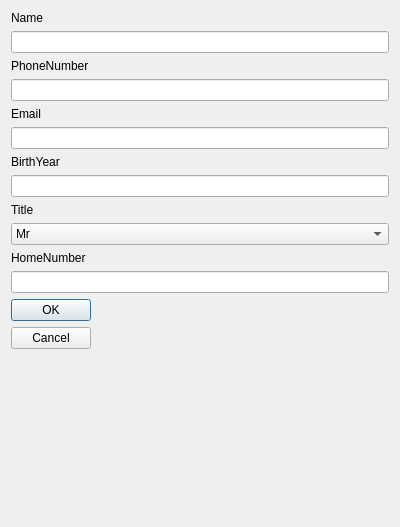
Qt form FriendEditDialog.ui (foikila/Phonebook) before a commit.
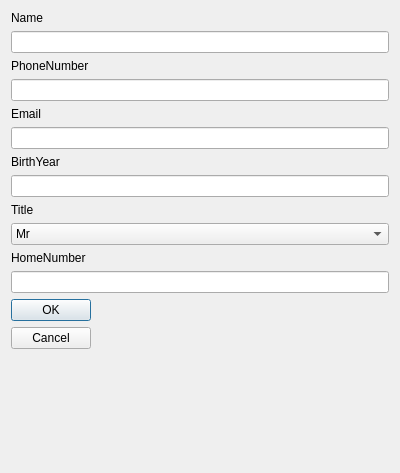
The same form after that commit.

```diff
--- a/FriendEditDialog.ui
+++ b/FriendEditDialog.ui
@@ -7,7 +7,7 @@
     <x>0</x>
     <y>0</y>
     <width>400</width>
-    <height>527</height>
+    <height>473</height>
    </rect>
   </property>
   <property name="windowTitle">
```
